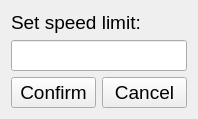
Above: TrafficSignCode/AdminApp/GUI/SetSpeedLimitDialog/SetSpeedLimitDialog.ui from IliyanAntov/TrafficSign before the change. Below: the same form after it.
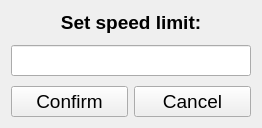
That is the form after the change.

```diff
--- a/TrafficSignCode/AdminApp/GUI/SetSpeedLimitDialog/SetSpeedLimitDialog.ui
+++ b/TrafficSignCode/AdminApp/GUI/SetSpeedLimitDialog/SetSpeedLimitDialog.ui
@@ -6,8 +6,8 @@
    <rect>
     <x>0</x>
     <y>0</y>
-    <width>204</width>
-    <height>114</height>
+    <width>262</width>
+    <height>128</height>
    </rect>
   </property>
   <property name="sizePolicy">
@@ -26,15 +26,38 @@
    <string>Set speed limit</string>
   </property>
   <layout class="QVBoxLayout" name="verticalLayout">
-   <property name="sizeConstraint">
-    <enum>QLayout::SetFixedSize</enum>
-   </property>
    <item>
-    <widget class="QLabel" name="SpeedLimitLabel">
-     <property name="text">
-      <string>Set speed limit:</string>
+    <layout class="QHBoxLayout" name="horizontalLayout_3">
+     <item>
+      <widget class="QLabel" name="SpeedLimitLabel">
+       <property name="font">
+        <font>
+         <weight>75</weight>
+         <bold>true</bold>
+        </font>
+       </property>
+       <property name="text">
+        <string>Set speed limit:</string>
+       </property>
+       <property name="alignment">
+        <set>Qt::AlignCenter</set>
+       </property>
+      </widget>
+     </item>
+    </layout>
+   </item>
+   <item>
+    <spacer name="verticalSpacer">
+     <property name="orientation">
+      <enum>Qt::Vertical</enum>
      </property>
-    </widget>
+     <property name="sizeHint" stdset="0">
+      <size>
+       <width>0</width>
+       <height>0</height>
+      </size>
+     </property>
+    </spacer>
    </item>
    <item>
     <layout class="QHBoxLayout" name="horizontalLayout_2">
@@ -43,6 +66,19 @@
      </item>
     </layout>
    </item>
+   <item>
+    <spacer name="verticalSpacer_2">
+     <property name="orientation">
+      <enum>Qt::Vertical</enum>
+     </property>
+     <property name="sizeHint" stdset="0">
+      <size>
+       <width>0</width>
+       <height>0</height>
+      </size>
+     </property>
+    </spacer>
+   </item>
    <item>
     <layout class="QHBoxLayout" name="horizontalLayout">
      <item>
```
